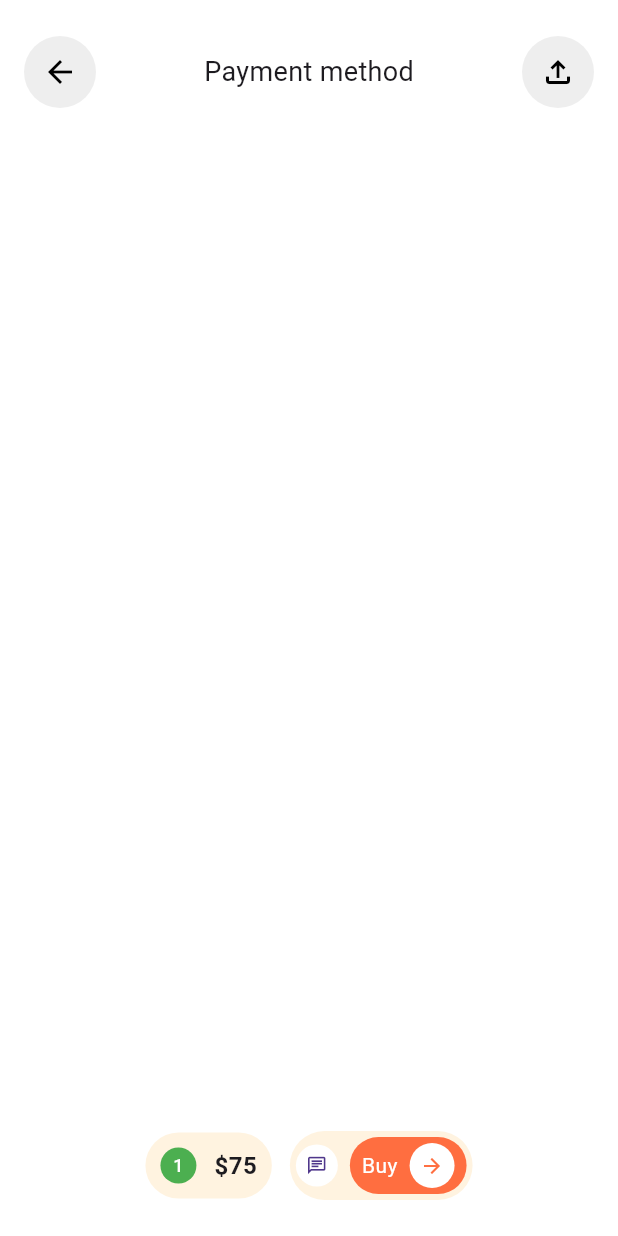
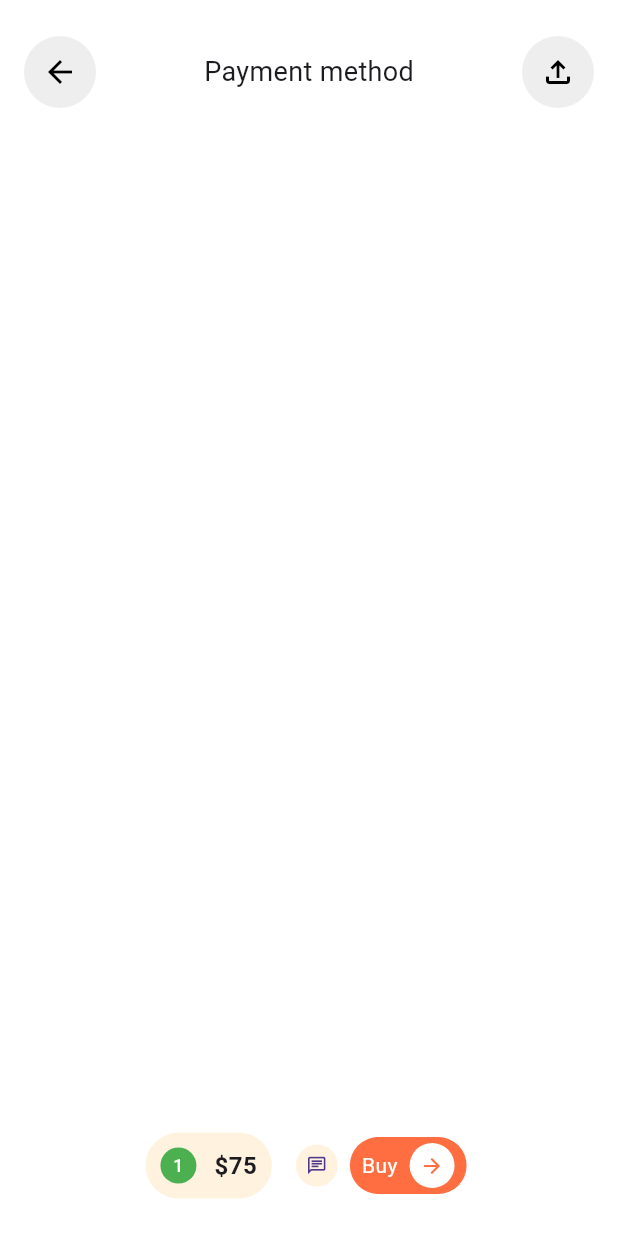
Before and after one commit to JAICHANGPARK/flutter_notebook_chapter_43, a Flutter app: the MarketplacePaymentMethodPage screen opened directly, on a phone screen of 412 x 824 dp. Run offline on Flutter 3.47's test engine with Material 3 defaults, Android fonts, the phone set to English and light mode, and no system bars; our stand-ins replace gap, hugeicons.

Commit message:
Update marketplace_payment_method_page.dart

```diff
--- a/lib/ep2168_marketplace_app/ui/marketplace_payment_method_page.dart
+++ b/lib/ep2168_marketplace_app/ui/marketplace_payment_method_page.dart
@@ -117,7 +117,7 @@ class _MarketplacePaymentMethodPageState extends State<MarketplacePaymentMethodP
                   Container(
                     decoration: ShapeDecoration(
                       shape: StadiumBorder(),
-                      color: Colors.orange[50],
+                      color: Colors.white,
                     ),
                     padding: EdgeInsets.symmetric(
                       horizontal: 4,
@@ -128,7 +128,7 @@ class _MarketplacePaymentMethodPageState extends State<MarketplacePaymentMethodP
                       children: [
                         CircleAvatar(
                           radius: 14,
-                          backgroundColor: Colors.white,
+                          backgroundColor: Colors.orange[50],
                           child: Icon(
                             Icons.chat_outlined,
                             size: 14,
```
